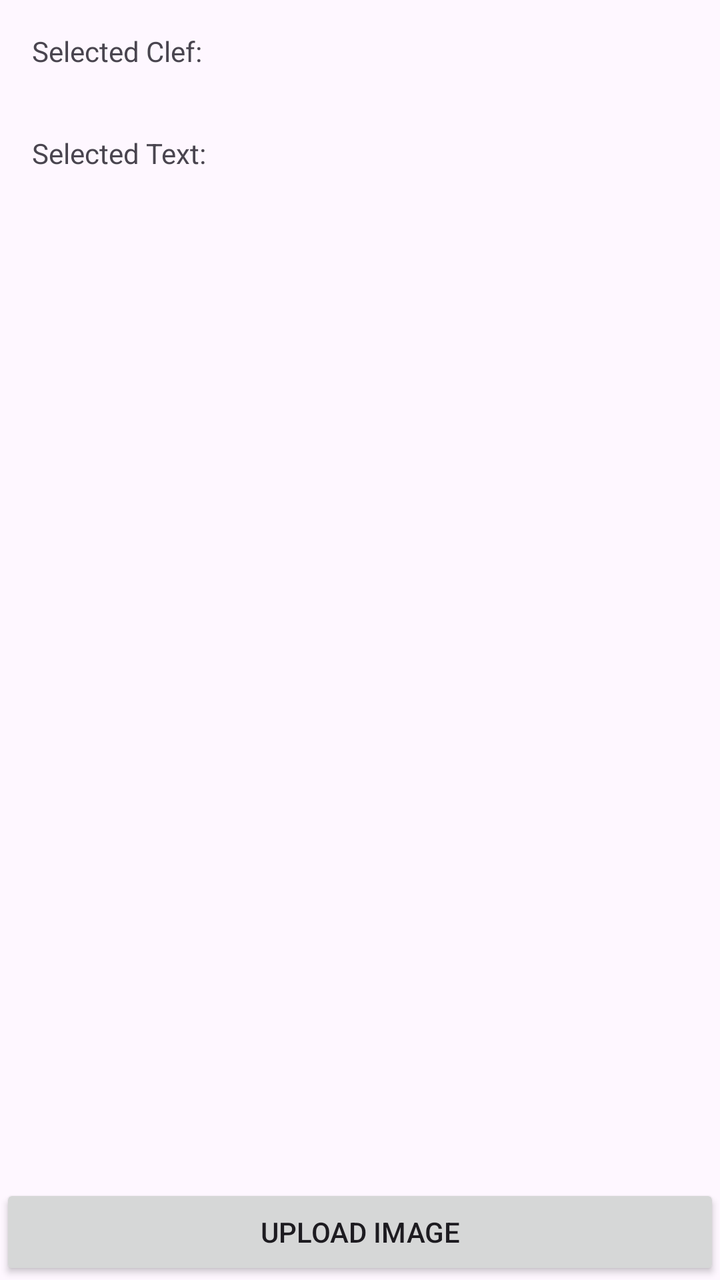
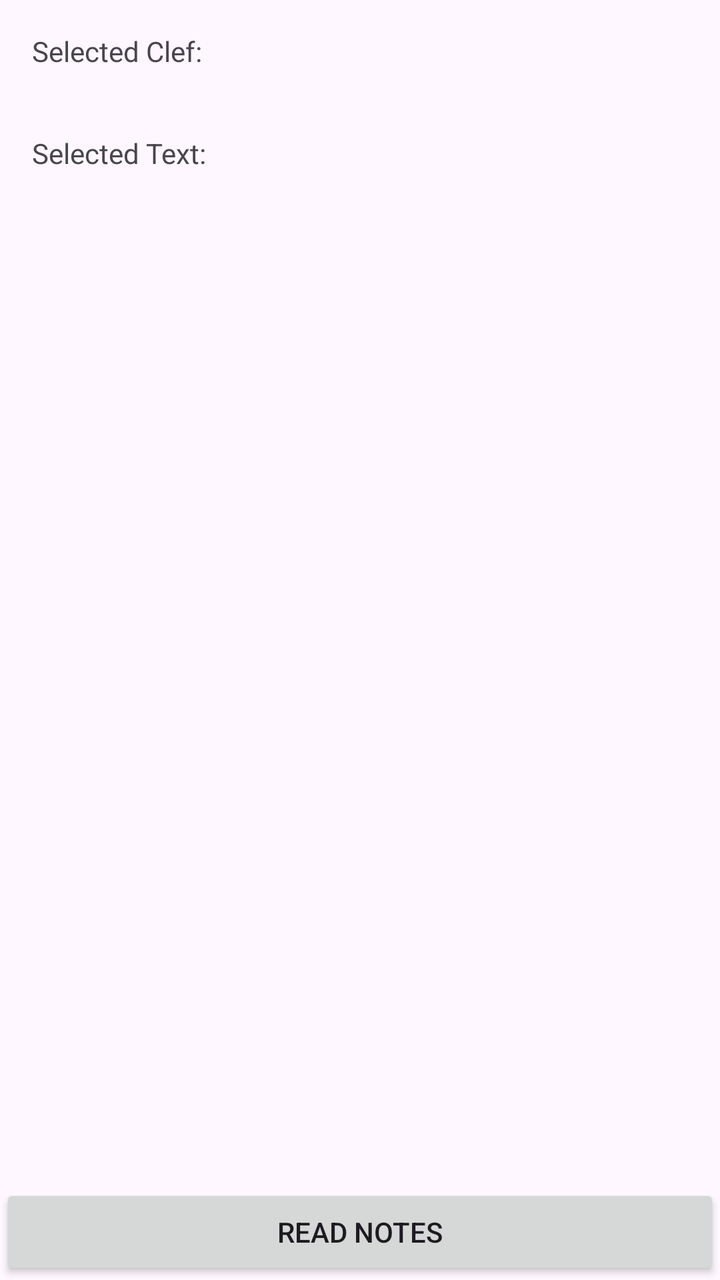

An Android layout rendered at two revisions. The XML below is the earlier revision; the diff shows what the commit changed to produce the second picture.
<!-- AndroidManifest.xml: application theme Theme.NoteAnalyzer -->
<!-- res/layout/activity_analysis.xml -->
<?xml version="1.0" encoding="utf-8"?>
<androidx.constraintlayout.widget.ConstraintLayout
    xmlns:android="http://schemas.android.com/apk/res/android"
    xmlns:app="http://schemas.android.com/apk/res-auto"
    xmlns:tools="http://schemas.android.com/tools"
    android:layout_width="match_parent"
    android:layout_height="match_parent"
    tools:context=".MainActivity">

    <ImageView
        android:id="@+id/capturedImage"
        android:layout_width="match_parent"
        android:layout_height="match_parent"
        app:layout_constraintTop_toTopOf="parent"
        app:layout_constraintStart_toStartOf="parent"
        app:layout_constraintEnd_toEndOf="parent"
        app:layout_constraintBottom_toBottomOf="parent"
        android:scaleType="centerCrop"/>


    <Button
        android:id="@+id/upload_image_button"
        android:layout_width="match_parent"
        android:layout_height="wrap_content"
        android:text="@string/upload_button"
        app:layout_constraintBottom_toBottomOf="parent"
        app:layout_constraintEnd_toEndOf="parent"/>

    <TextView
        android:id="@+id/selected_clef"
        android:layout_width="wrap_content"
        android:layout_height="wrap_content"
        android:text="@string/selected_clef"
        app:layout_constraintStart_toStartOf="parent"
        app:layout_constraintTop_toTopOf="parent"
        android:padding="16dp" />

    <TextView
        android:id="@+id/selected_key"
        android:layout_width="wrap_content"
        android:layout_height="wrap_content"
        android:text="@string/selected_text"
        app:layout_constraintStart_toStartOf="parent"
        app:layout_constraintTop_toBottomOf="@id/selected_clef"
        android:padding="16dp" />

    <androidx.constraintlayout.widget.Guideline
        android:id="@+id/vertical_centerline"
        android:layout_width="wrap_content"
        android:layout_height="wrap_content"
        android:orientation="vertical"
        app:layout_constraintGuide_percent=".50" />

</androidx.constraintlayout.widget.ConstraintLayout>
<!-- resources referenced by this layout -->
<resources>
  <string name="selected_clef">Selected Clef:</string>
  <string name="selected_text">Selected Text:</string>
  <string name="upload_button">Upload Image</string>
  <style name="Theme.NoteAnalyzer" parent="Base.Theme.NoteAnalyzer" />
  <style name="Base.Theme.NoteAnalyzer" parent="Theme.Material3.DayNight.NoActionBar">
          
          
      </style>
</resources>

<!-- the commit's change to res/layout/activity_analysis.xml (unified diff, before → after) -->
@@ -14,17 +14,26 @@
         app:layout_constraintTop_toTopOf="parent"
         app:layout_constraintStart_toStartOf="parent"
         app:layout_constraintEnd_toEndOf="parent"
-        app:layout_constraintBottom_toBottomOf="parent"
-        android:scaleType="centerCrop"/>
+        app:layout_constraintBottom_toBottomOf="parent"/>
 
 
     <Button
-        android:id="@+id/upload_image_button"
+        android:id="@+id/read_notes_button"
         android:layout_width="match_parent"
         android:layout_height="wrap_content"
-        android:text="@string/upload_button"
+        android:text="Read Notes"
         app:layout_constraintBottom_toBottomOf="parent"
         app:layout_constraintEnd_toEndOf="parent"/>
+
+    <ProgressBar
+        android:id="@+id/progress_loader"
+        android:layout_width="wrap_content"
+        android:layout_height="wrap_content"
+        android:visibility="gone"
+        app:layout_constraintBottom_toTopOf="@id/read_notes_button"
+        app:layout_constraintEnd_toEndOf="parent"
+        app:layout_constraintStart_toStartOf="parent"
+        app:layout_constraintTop_toTopOf="parent" />
 
     <TextView
         android:id="@+id/selected_clef"
<!-- resource entries referenced after the edit -->
@@ -2,7 +2,6 @@
 <resources>
   <string name="selected_clef">Selected Clef:</string>
   <string name="selected_text">Selected Text:</string>
-  <string name="upload_button">Upload Image</string>
   <style name="Theme.NoteAnalyzer" parent="Base.Theme.NoteAnalyzer" />
   <style name="Base.Theme.NoteAnalyzer" parent="Theme.Material3.DayNight.NoActionBar">
           
